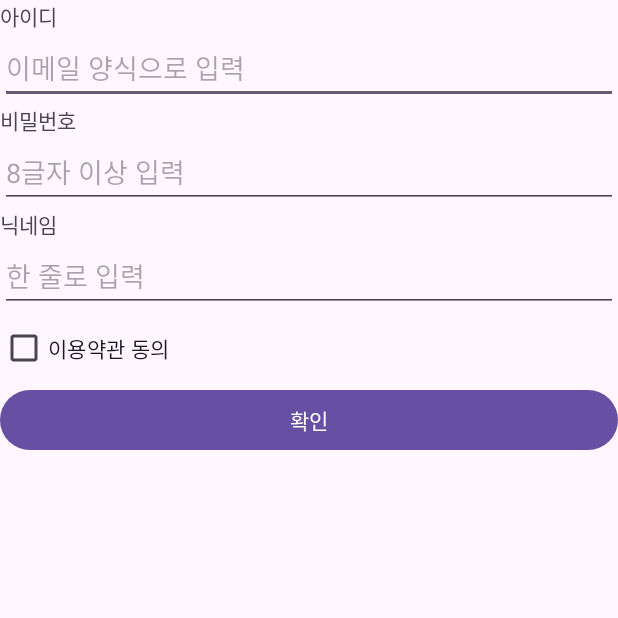
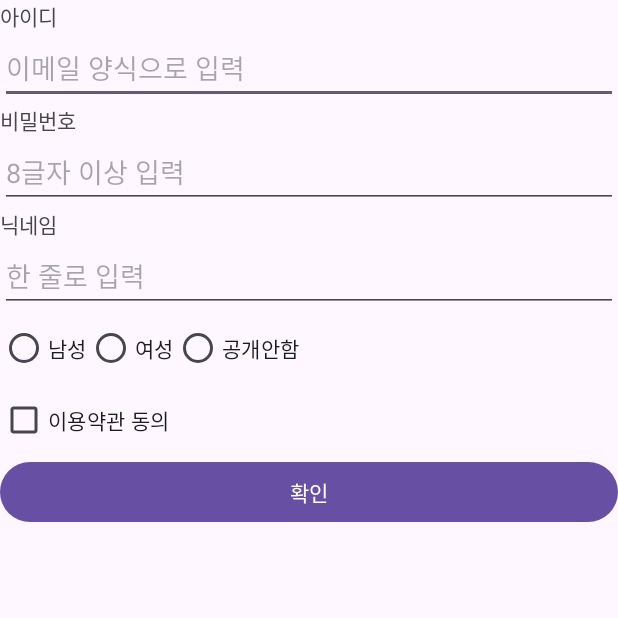
Before and after one commit to foodinsect/SignUpUIPractice_Minjin, an Android app: the screen it shows after launch (MainActivity), on a phone screen of 412 x 824 dp, the top half of it. Run offline under Robolectric (Android 15) with nearby library versions, the phone set to English and light mode, and no system bars.

Commit message:
RadioGroup - RadioButton 태그 체험

```diff
--- a/app/src/main/res/layout/activity_main.xml
+++ b/app/src/main/res/layout/activity_main.xml
@@ -44,6 +44,28 @@
         android:imeOptions="actionGo"
         />
 
+    <RadioGroup
+        android:layout_width="wrap_content"
+        android:orientation="horizontal"
+        android:layout_height="wrap_content">
+
+        <RadioButton
+            android:layout_width="wrap_content"
+            android:layout_height="wrap_content"
+            android:text="남성"/>
+
+        <RadioButton
+            android:layout_width="wrap_content"
+            android:layout_height="wrap_content"
+            android:text="여성"/>
+
+        <RadioButton
+            android:layout_width="wrap_content"
+            android:layout_height="wrap_content"
+            android:text="공개안함"/>
+
+    </RadioGroup>
+
     <CheckBox
         android:layout_width="wrap_content"
         android:layout_height="wrap_content"
```
